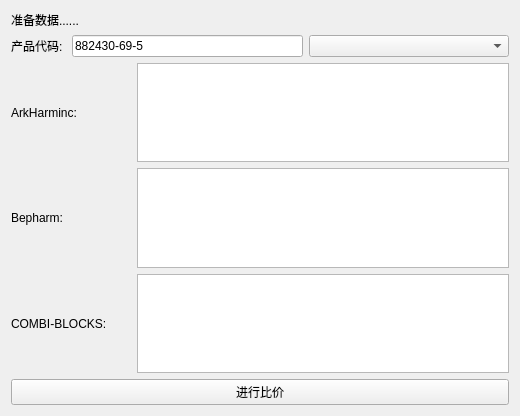
The window that widget.ui (toby20130333/BiJiaSpider) describes before a commit, drawn with Qt 5.
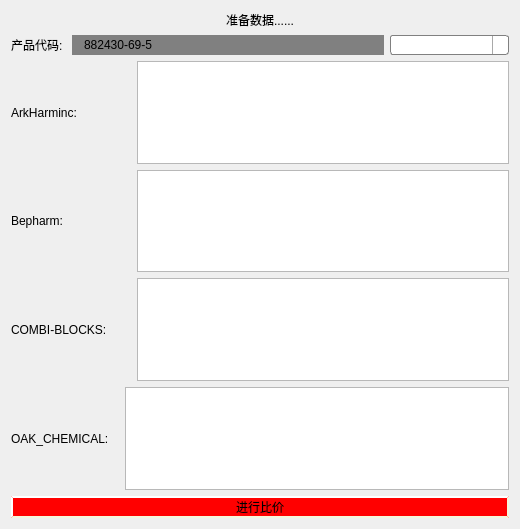
The same window after the commit. Icons and pictures are not drawn.

Commit message: add oak spider

```diff
--- a/widget.ui
+++ b/widget.ui
@@ -7,21 +7,88 @@
     <x>0</x>
     <y>0</y>
     <width>520</width>
-    <height>416</height>
+    <height>529</height>
    </rect>
   </property>
   <property name="windowTitle">
    <string>Widget</string>
   </property>
-  <layout class="QVBoxLayout" name="verticalLayout">
-   <item>
+  <property name="styleSheet">
+   <string notr="true">QLineEdit {
+    border: 2px solid gray;
+    border-radius: 0px;
+    padding: 0 8px;
+    background: gray;
+    selection-background-color: darkgray;
+}
+QPushButton {
+    background-color: red;
+    border-style: outset;
+    border-width: 2px;
+    border-color: beige;
+}
+QComboBox {
+    border: 1px solid gray;
+    border-radius: 3px;
+    padding: 1px 18px 1px 3px;
+    min-width: 6em;
+}
+
+QComboBox:editable {
+    background: white;
+}
+
+QComboBox:!editable, QComboBox::drop-down:editable {
+     background: qlineargradient(x1: 0, y1: 0, x2: 0, y2: 1,
+                                 stop: 0 #E1E1E1, stop: 0.4 #DDDDDD,
+                                 stop: 0.5 #D8D8D8, stop: 1.0 #D3D3D3);
+}
+
+/* QComboBox gets the &quot;on&quot; state when the popup is open */
+QComboBox:!editable:on, QComboBox::drop-down:editable:on {
+    background: qlineargradient(x1: 0, y1: 0, x2: 0, y2: 1,
+                                stop: 0 #D3D3D3, stop: 0.4 #D8D8D8,
+                                stop: 0.5 #DDDDDD, stop: 1.0 #E1E1E1);
+}
+
+QComboBox:on { /* shift the text when the popup opens */
+    padding-top: 3px;
+    padding-left: 4px;
+}
+
+QComboBox::drop-down {
+    subcontrol-origin: padding;
+    subcontrol-position: top right;
+    width: 15px;
+
+    border-left-width: 1px;
+    border-left-color: darkgray;
+    border-left-style: solid; /* just a single line */
+    border-top-right-radius: 3px; /* same radius as the QComboBox */
+    border-bottom-right-radius: 3px;
+}
+
+QComboBox::down-arrow {
+    image: url(/usr/share/icons/crystalsvg/16x16/actions/1downarrow.png);
+}
+
+QComboBox::down-arrow:on { /* shift the arrow when popup is open */
+    top: 1px;
+    left: 1px;
+}</string>
+  </property>
+  <layout class="QFormLayout" name="formLayout">
+   <item row="0" column="0" colspan="2">
     <widget class="QLabel" name="label_5">
      <property name="text">
       <string>准备数据......</string>
      </property>
+     <property name="alignment">
+      <set>Qt::AlignCenter</set>
+     </property>
     </widget>
    </item>
-   <item>
+   <item row="1" column="0" colspan="2">
     <layout class="QHBoxLayout" name="horizontalLayout_4">
      <item>
       <widget class="QLabel" name="label">
@@ -41,7 +108,7 @@
       <widget class="QComboBox" name="comboBox">
        <property name="minimumSize">
         <size>
-         <width>200</width>
+         <width>119</width>
          <height>0</height>
         </size>
        </property>
@@ -49,7 +116,7 @@
      </item>
     </layout>
    </item>
-   <item>
+   <item row="2" column="0" colspan="2">
     <layout class="QHBoxLayout" name="horizontalLayout_3">
      <item>
       <widget class="QLabel" name="label_2">
@@ -75,7 +142,7 @@
      </item>
     </layout>
    </item>
-   <item>
+   <item row="3" column="0" colspan="2">
     <layout class="QHBoxLayout" name="horizontalLayout_2">
      <item>
       <widget class="QLabel" name="label_3">
@@ -101,7 +168,7 @@
      </item>
     </layout>
    </item>
-   <item>
+   <item row="5" column="0" colspan="2">
     <layout class="QHBoxLayout" name="horizontalLayout">
      <item>
       <widget class="QLabel" name="label_4">
@@ -127,7 +194,21 @@
      </item>
     </layout>
    </item>
-   <item>
+   <item row="6" column="0" colspan="2">
+    <layout class="QHBoxLayout" name="horizontalLayout_5">
+     <item>
+      <widget class="QLabel" name="label_6">
+       <property name="text">
+        <string>OAK_CHEMICAL:   </string>
+       </property>
+      </widget>
+     </item>
+     <item>
+      <widget class="QTextEdit" name="textEdit_4"/>
+     </item>
+    </layout>
+   </item>
+   <item row="7" column="0" colspan="2">
     <widget class="QPushButton" name="pushButton">
      <property name="text">
       <string>进行比价</string>
```
